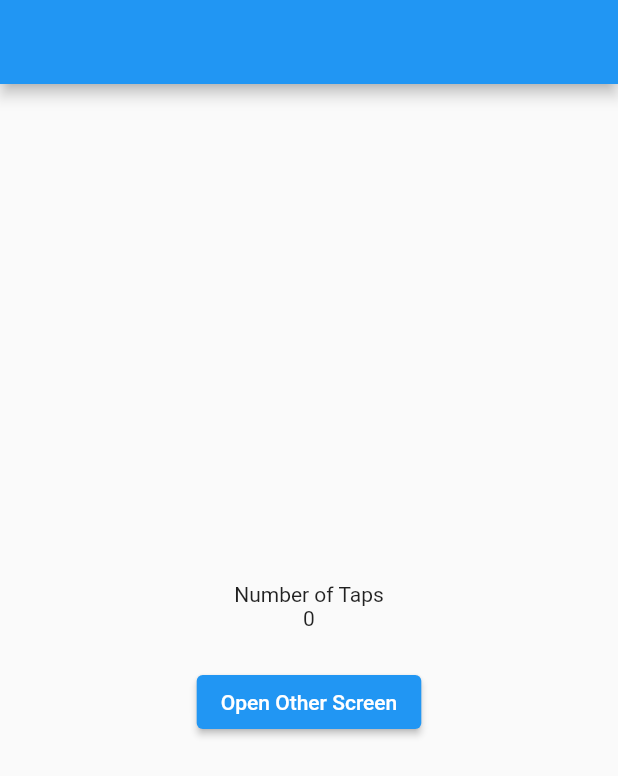
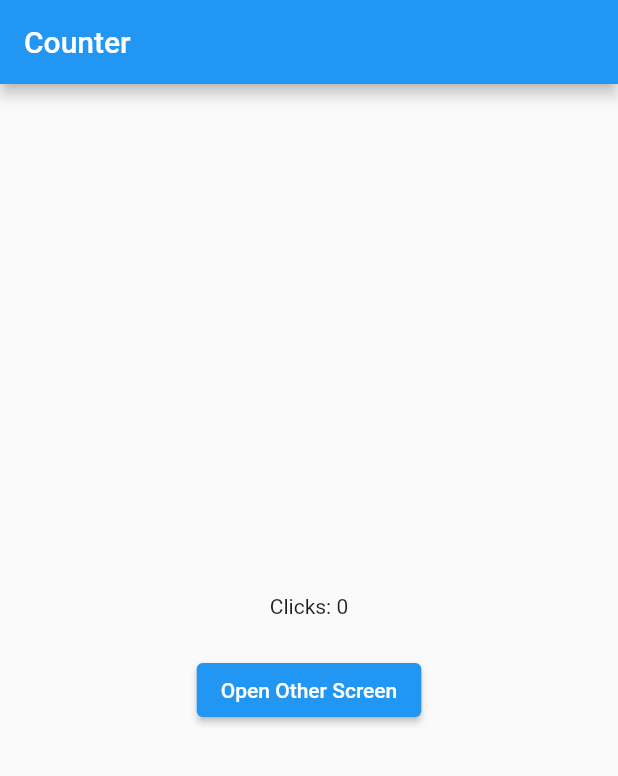
Before and after one commit to rashidwassan/flutter-counter-getx, a Flutter app: the screen it shows after launch, on a phone screen of 412 x 824 dp. Shown: the top 776 px of the screen. Run offline on Flutter 3.47's test engine with Material 2 defaults, Android fonts, the light colour scheme and no system bars; our stand-ins replace get.

Commit message:
Using obx to listen to changes in count

```diff
--- a/lib/pages/home.dart
+++ b/lib/pages/home.dart
@@ -12,15 +12,14 @@ class HomeScreen extends StatelessWidget {
   @override
   Widget build(BuildContext context) {
     return Scaffold(
-      appBar: AppBar(),
+      appBar: AppBar(title: const Text("Counter")),
       body: Center(
         child: Column(
           mainAxisAlignment: MainAxisAlignment.center,
           crossAxisAlignment: CrossAxisAlignment.center,
           children: [
-            const Text('Number of Taps'),
             // using the instance of controller to acces count's value
-            Text(_counterController.count.value.toString()),
+            Obx(() => Text("Clicks: ${_counterController.count}")),
             // adding a bit of spacing (vertical)
             const SizedBox(height: 24),
             ElevatedButton(
```
